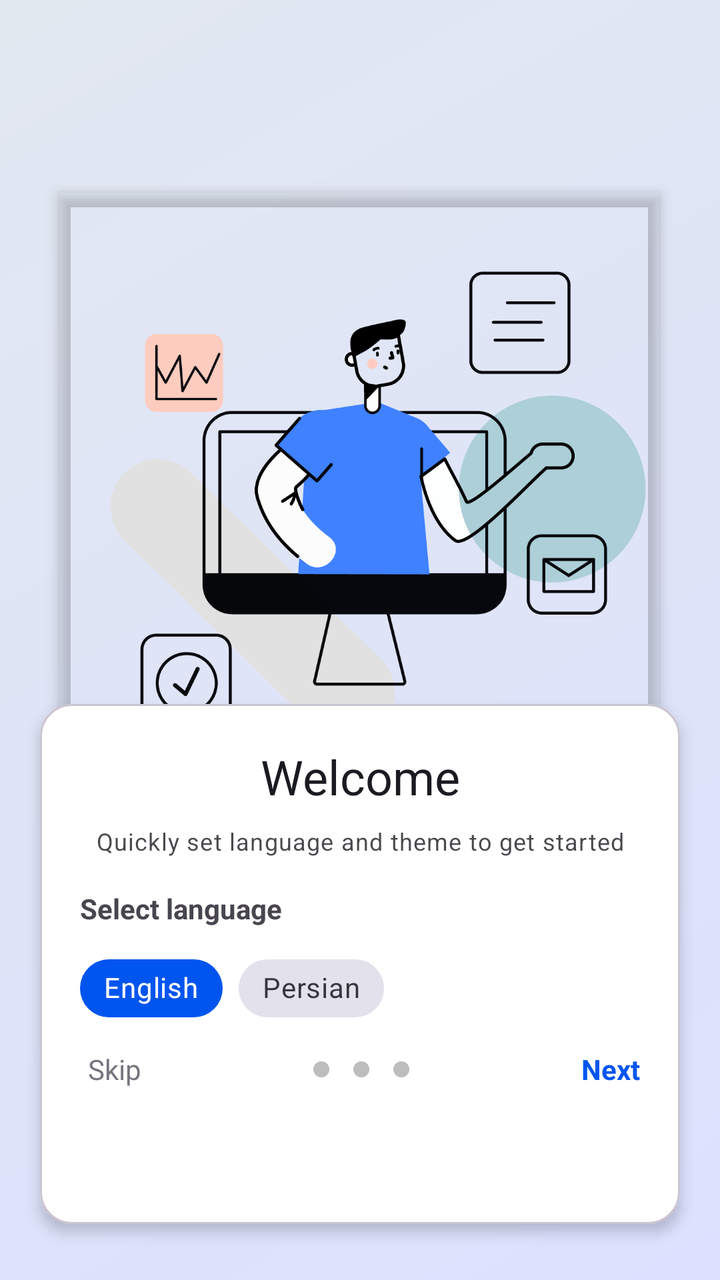
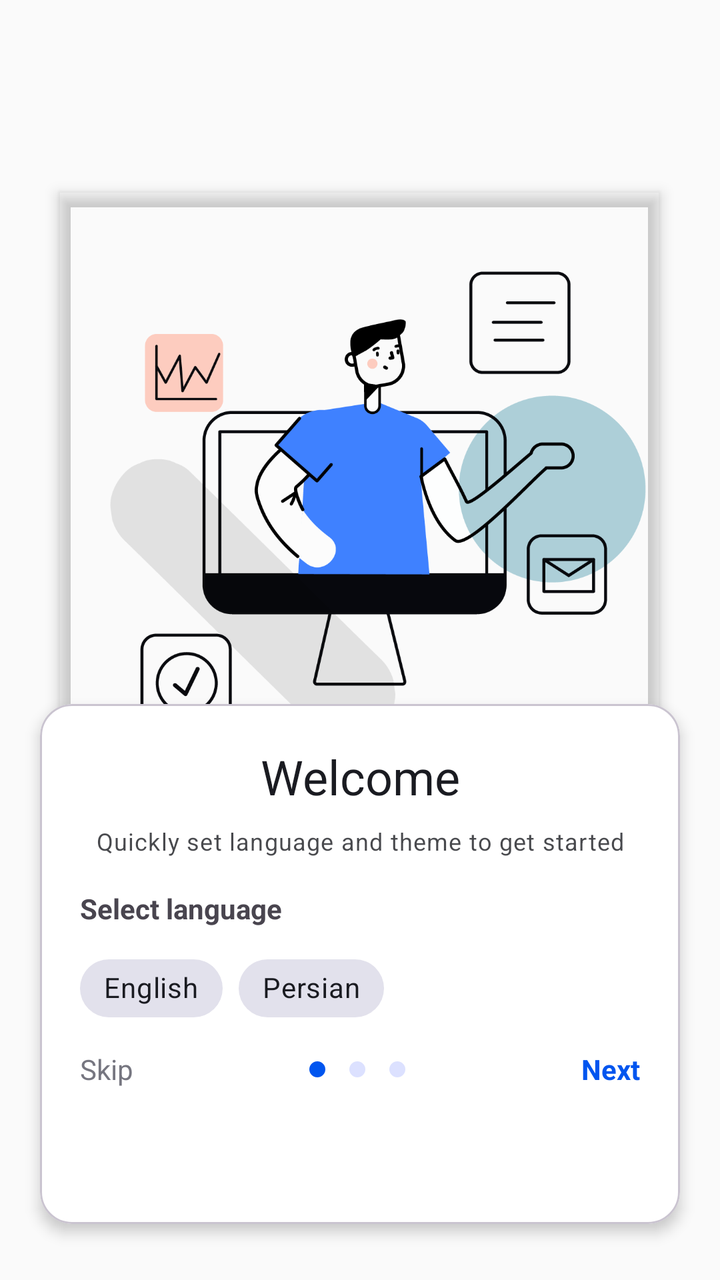

An Android layout rendered at two revisions. The XML below is the earlier revision; the diff shows what the commit changed to produce the second picture.
<!-- AndroidManifest.xml: application theme Theme.Iotequipment -->
<!-- res/layout/fragment_welcome.xml -->
<?xml version="1.0" encoding="utf-8"?>
<androidx.constraintlayout.widget.ConstraintLayout
    xmlns:android="http://schemas.android.com/apk/res/android"
    xmlns:app="http://schemas.android.com/apk/res-auto"
    xmlns:tools="http://schemas.android.com/tools"
    android:layout_width="match_parent"
    android:layout_height="match_parent"
    android:background="@drawable/bg_onboarding"
    tools:context=".ui.onboarding.WelcomeFragment">


    <ImageView
        android:id="@+id/imageView6"
        android:layout_width="300dp"
        android:layout_height="300dp"
        android:layout_marginTop="96dp"
        android:src="@drawable/vector_welcome"
        app:layout_constraintEnd_toEndOf="parent"
        app:layout_constraintHorizontal_bias="0.495"
        app:layout_constraintStart_toStartOf="parent"
        android:elevation="4dp"
        android:outlineProvider="bounds"
        app:layout_constraintTop_toTopOf="parent" />

     <com.google.android.material.card.MaterialCardView
            android:id="@+id/card_content"
            android:layout_width="0dp"
            android:layout_height="260dp"
            android:layout_marginStart="20dp"
            android:layout_marginEnd="20dp"
            android:layout_marginBottom="28dp"
            app:cardCornerRadius="16dp"
            app:cardElevation="4dp"
         android:backgroundTint="@color/md_theme_onSecondary"
            app:layout_constraintBottom_toBottomOf="parent"
            app:layout_constraintStart_toStartOf="parent"
            app:layout_constraintEnd_toEndOf="parent">

            <LinearLayout
                android:layout_width="match_parent"
                android:layout_height="wrap_content"
                android:orientation="vertical"
                android:padding="20dp">

                <TextView
                    android:id="@+id/tv_title"
                    android:layout_width="match_parent"
                    android:layout_height="wrap_content"
                    android:text="@string/onboarding_welcome_title"
                    android:textColor="@color/md_theme_onBackground"
                    android:textAppearance="?attr/textAppearanceHeadlineSmall"
                    android:textAlignment="center"/>

                <TextView
                    android:id="@+id/tv_subtitle"
                    android:layout_width="match_parent"
                    android:layout_height="wrap_content"
                    android:text="@string/onboarding_welcome_subtitle"
                    android:textAppearance="?attr/textAppearanceBodySmall"
                    android:textColor="@color/md_theme_onSurface"
                    android:textAlignment="center"
                    android:layout_marginTop="8dp"
                    android:alpha="0.8"/>

                
                <TextView
                    android:id="@+id/tv_lang_label"
                    android:layout_width="match_parent"
                    android:layout_height="wrap_content"
                    android:text="@string/onboarding_language_title"
                    android:layout_marginTop="16dp"
                    android:textStyle="bold"/>

                <com.google.android.material.chip.ChipGroup
                    android:id="@+id/chip_group_lang"
                    android:layout_width="match_parent"
                    android:layout_height="45dp"
                    android:layout_marginTop="8dp"
                    app:singleSelection="true"
                    app:chipSpacing="8dp">

                    <com.google.android.material.chip.Chip
                        android:id="@+id/chip_en"
                        style="@style/Widget.MaterialComponents.Chip.Choice"
                        android:layout_width="wrap_content"
                        android:layout_height="wrap_content"
                        app:chipCornerRadius="15dp"
                        app:chipBackgroundColor="@color/md_theme_primary"
                        android:textColor="@color/md_theme_onPrimary"
                        android:text="@string/english"/>

                    <com.google.android.material.chip.Chip
                        android:id="@+id/chip_fa"
                        style="@style/Widget.MaterialComponents.Chip.Choice"
                        android:layout_width="wrap_content"
                        android:layout_height="wrap_content"
                        app:chipCornerRadius="15dp"
                        app:chipBackgroundColor="@color/md_theme_surfaceVariant"
                        android:text="@string/Persian"/>
                </com.google.android.material.chip.ChipGroup>

                
                <View
                    android:layout_width="match_parent"
                    android:layout_height="8dp"/>

                
                <LinearLayout
                    android:layout_width="match_parent"
                    android:layout_height="wrap_content"
                    android:orientation="horizontal"
                    android:gravity="center_vertical">

                    <TextView
                        android:id="@+id/tv_skip"
                        android:layout_width="wrap_content"
                        android:layout_height="wrap_content"
                        android:text="@string/action_skip"
                        android:layout_weight="1"
                        android:gravity="start"
                        android:paddingStart="4dp"
                        android:textColor="@color/md_theme_outline"
                        android:clickable="true"
                        android:focusable="true"/>

                    
                    <LinearLayout
                        android:id="@+id/indicator_group"
                        android:layout_width="wrap_content"
                        android:layout_height="wrap_content"
                        android:orientation="horizontal"
                        android:layout_weight="1"
                        android:gravity="center">
                        <View
                            android:layout_width="8dp"
                            android:layout_height="8dp"
                            android:background="@drawable/dot_inactive"
                            android:layout_margin="6dp"/>
                        <View
                            android:layout_width="8dp"
                            android:layout_height="8dp"
                            android:background="@drawable/dot_inactive"
                            android:layout_margin="6dp"/>
                        <View
                            android:layout_width="8dp"
                            android:layout_height="8dp"
                            android:background="@drawable/dot_inactive"
                            android:layout_margin="6dp"/>
                    </LinearLayout>

                    <TextView
                        android:id="@+id/btn_next"
                        android:layout_width="wrap_content"
                        android:layout_height="wrap_content"
                        android:text="@string/action_next"
                        android:layout_weight="1"
                        android:textColor="@color/md_theme_primary"
                        android:textStyle="bold"
                        android:gravity="end"/>

                </LinearLayout>

            </LinearLayout>

        </com.google.android.material.card.MaterialCardView>

</androidx.constraintlayout.widget.ConstraintLayout>
<!-- resources referenced by this layout -->
<resources>
  <color name="md_theme_onBackground">#1A1B21</color>
  <color name="md_theme_onPrimary">#FFFFFF</color>
  <color name="md_theme_onSecondary">#FFFFFF</color>
  <color name="md_theme_onSurface">#1A1B21</color>
  <color name="md_theme_outline">#767680</color>
  <color name="md_theme_primary">#0055EF</color>
  <color name="md_theme_surfaceVariant">#E2E1EC</color>
  <!-- drawable bg_onboarding (drawable) -->
  <?xml version="1.0" encoding="utf-8"?>
  <shape xmlns:android="http://schemas.android.com/apk/res/android">
      <gradient
          android:startColor="@color/md_theme_primaryContainer"
          android:endColor="@color/md_theme_secondaryContainer"
          android:angle="135"/>
  </shape>
  <!-- drawable dot_inactive (drawable) -->
  <?xml version="1.0" encoding="utf-8"?>
  <shape xmlns:android="http://schemas.android.com/apk/res/android"
      android:shape="oval">
      <size android:width="8dp" android:height="8dp"/>
      <solid android:color="#BDBDBD"/>
  </shape>
  <!-- drawable vector_welcome: png bitmap (drawable, 63712 bytes) -->
  <string name="Persian">Persian</string>
  <string name="action_next">Next</string>
  <string name="action_skip">Skip</string>
  <string name="english">English</string>
  <string name="onboarding_language_title">Select language</string>
  <string name="onboarding_welcome_subtitle">Quickly set language and theme to get started</string>
  <string name="onboarding_welcome_title">Welcome</string>
  <style name="Theme.Iotequipment" parent="Base.Theme.Iotequipment" />
  <color name="md_theme_primaryContainer">#DCE1FF</color>
  <color name="md_theme_secondaryContainer">#E2E8F0</color>
  <style name="Base.Theme.Iotequipment" parent="Theme.Material3.Light.NoActionBar">
          <item name="fontFamily">@font/iran_yekan_regular</item>
          <item name="colorPrimary">@color/md_theme_primary</item>
          <item name="android:colorBackground">@color/md_theme_background</item>
      </style>
  <color name="md_theme_background">#FAFAFA</color>
</resources>

<!-- the commit's change to res/layout/fragment_welcome.xml (unified diff, before → after) -->
@@ -5,7 +5,7 @@
     xmlns:tools="http://schemas.android.com/tools"
     android:layout_width="match_parent"
     android:layout_height="match_parent"
-    android:background="@drawable/bg_onboarding"
+    android:background="@color/md_theme_background"
     tools:context=".ui.onboarding.WelcomeFragment">
 
 
@@ -77,6 +77,7 @@
                     android:layout_height="45dp"
                     android:layout_marginTop="8dp"
                     app:singleSelection="true"
+                    app:selectionRequired="true"
                     app:chipSpacing="8dp">
 
                     <com.google.android.material.chip.Chip
@@ -85,8 +86,8 @@
                         android:layout_width="wrap_content"
                         android:layout_height="wrap_content"
                         app:chipCornerRadius="15dp"
-                        app:chipBackgroundColor="@color/md_theme_primary"
-                        android:textColor="@color/md_theme_onPrimary"
+                        app:chipBackgroundColor="@color/chip_choice_color"
+                        android:textColor="@color/chip_choice_text_color"
                         android:text="@string/english"/>
 
                     <com.google.android.material.chip.Chip
@@ -95,7 +96,8 @@
                         android:layout_width="wrap_content"
                         android:layout_height="wrap_content"
                         app:chipCornerRadius="15dp"
-                        app:chipBackgroundColor="@color/md_theme_surfaceVariant"
+                        app:chipBackgroundColor="@color/chip_choice_color"
+                        android:textColor="@color/chip_choice_text_color"
                         android:text="@string/Persian"/>
                 </com.google.android.material.chip.ChipGroup>
 
@@ -118,10 +120,11 @@
                         android:text="@string/action_skip"
                         android:layout_weight="1"
                         android:gravity="start"
-                        android:paddingStart="4dp"
                         android:textColor="@color/md_theme_outline"
+                        android:foreground="?attr/selectableItemBackground"
                         android:clickable="true"
-                        android:focusable="true"/>
+                        android:focusable="true"
+                        />
 
                     
                     <LinearLayout
@@ -134,7 +137,7 @@
                         <View
                             android:layout_width="8dp"
                             android:layout_height="8dp"
-                            android:background="@drawable/dot_inactive"
+                            android:background="@drawable/dot_active"
                             android:layout_margin="6dp"/>
                         <View
                             android:layout_width="8dp"
@@ -156,6 +159,9 @@
                         android:layout_weight="1"
                         android:textColor="@color/md_theme_primary"
                         android:textStyle="bold"
+                        android:foreground="?attr/selectableItemBackground"
+                        android:clickable="true"
+                        android:focusable="true"
                         android:gravity="end"/>
 
                 </LinearLayout>
<!-- resource entries referenced after the edit -->
@@ -1,26 +1,23 @@
 <!-- resources referenced by this layout -->
 <resources>
   <color name="md_theme_onBackground">#1A1B21</color>
-  <color name="md_theme_onPrimary">#FFFFFF</color>
   <color name="md_theme_onSecondary">#FFFFFF</color>
   <color name="md_theme_onSurface">#1A1B21</color>
   <color name="md_theme_outline">#767680</color>
   <color name="md_theme_primary">#0055EF</color>
-  <color name="md_theme_surfaceVariant">#E2E1EC</color>
-  <!-- drawable bg_onboarding (drawable) -->
+  <!-- drawable dot_active (drawable) -->
   <?xml version="1.0" encoding="utf-8"?>
-  <shape xmlns:android="http://schemas.android.com/apk/res/android">
-      <gradient
-          android:startColor="@color/md_theme_primaryContainer"
-          android:endColor="@color/md_theme_secondaryContainer"
-          android:angle="135"/>
+  <shape xmlns:android="http://schemas.android.com/apk/res/android"
+      android:shape="oval">
+      <size android:width="8dp" android:height="8dp"/>
+      <solid android:color="@color/md_theme_primary"/>
   </shape>
   <!-- drawable dot_inactive (drawable) -->
   <?xml version="1.0" encoding="utf-8"?>
   <shape xmlns:android="http://schemas.android.com/apk/res/android"
       android:shape="oval">
       <size android:width="8dp" android:height="8dp"/>
-      <solid android:color="#BDBDBD"/>
+      <solid android:color="@color/md_theme_primaryContainer"/>
   </shape>
   <!-- drawable vector_welcome: png bitmap (drawable, 63712 bytes) -->
   <string name="Persian">Persian</string>
@@ -32,7 +29,6 @@
   <string name="onboarding_welcome_title">Welcome</string>
   <style name="Theme.Iotequipment" parent="Base.Theme.Iotequipment" />
   <color name="md_theme_primaryContainer">#DCE1FF</color>
-  <color name="md_theme_secondaryContainer">#E2E8F0</color>
   <style name="Base.Theme.Iotequipment" parent="Theme.Material3.Light.NoActionBar">
           <item name="fontFamily">@font/iran_yekan_regular</item>
           <item name="colorPrimary">@color/md_theme_primary</item>
